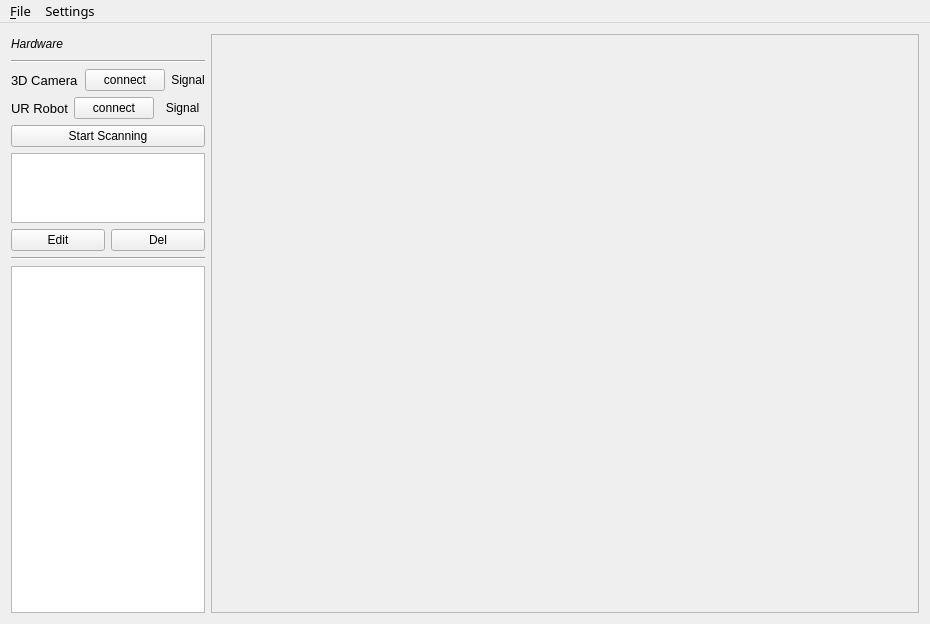
This is forms/mainwindow.ui in leihui6/osg_qtwidget as Qt 5 draws it before an edit. The edited form follows.
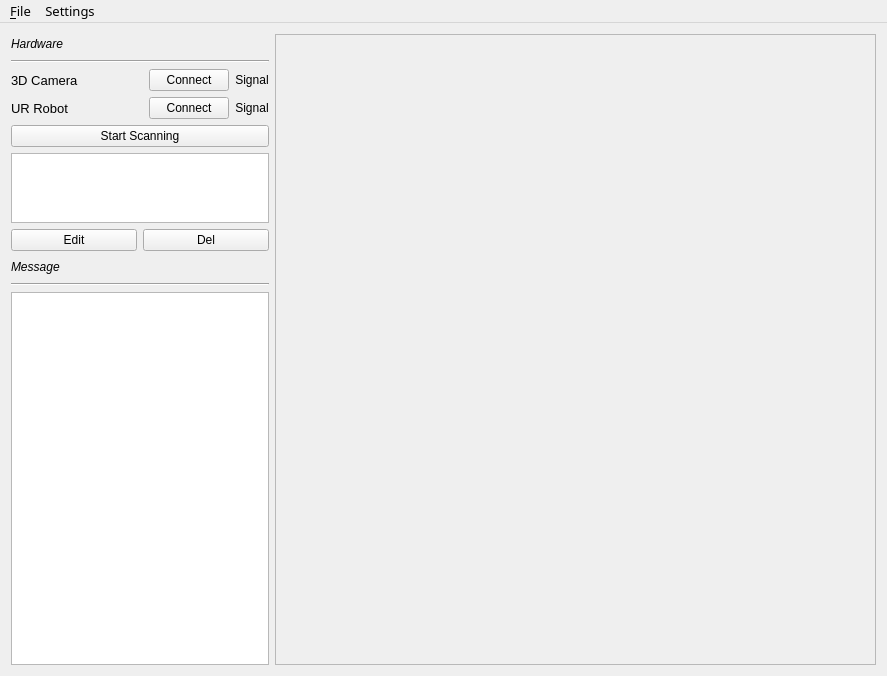
This is the edited form.

```diff
--- a/forms/mainwindow.ui
+++ b/forms/mainwindow.ui
@@ -6,15 +6,15 @@
    <rect>
     <x>0</x>
     <y>0</y>
-    <width>930</width>
-    <height>624</height>
+    <width>887</width>
+    <height>676</height>
    </rect>
   </property>
   <property name="windowTitle">
    <string>MainWindow</string>
   </property>
   <widget class="QWidget" name="centralWidget">
-   <layout class="QGridLayout" name="gridLayout" columnstretch="2,8">
+   <layout class="QGridLayout" name="gridLayout" columnstretch="3,7">
     <item row="0" column="0">
      <layout class="QVBoxLayout" name="verticalLayout_3" stretch="3,5">
       <item>
@@ -71,10 +71,23 @@
               </property>
              </widget>
             </item>
+            <item>
+             <spacer name="horizontalSpacer_3">
+              <property name="orientation">
+               <enum>Qt::Horizontal</enum>
+              </property>
+              <property name="sizeHint" stdset="0">
+               <size>
+                <width>40</width>
+                <height>20</height>
+               </size>
+              </property>
+             </spacer>
+            </item>
             <item>
              <widget class="QPushButton" name="ptb_camera">
               <property name="text">
-               <string>connect</string>
+               <string>Connect</string>
               </property>
              </widget>
             </item>
@@ -104,10 +117,23 @@
               </property>
              </widget>
             </item>
+            <item>
+             <spacer name="horizontalSpacer_4">
+              <property name="orientation">
+               <enum>Qt::Horizontal</enum>
+              </property>
+              <property name="sizeHint" stdset="0">
+               <size>
+                <width>40</width>
+                <height>20</height>
+               </size>
+              </property>
+             </spacer>
+            </item>
             <item>
              <widget class="QPushButton" name="ptb_urobot">
               <property name="text">
-               <string>connect</string>
+               <string>Connect</string>
               </property>
              </widget>
             </item>
@@ -153,6 +179,35 @@
           </item>
          </layout>
         </item>
+        <item>
+         <layout class="QHBoxLayout" name="horizontalLayout_5">
+          <item>
+           <widget class="QLabel" name="label_hardware_2">
+            <property name="font">
+             <font>
+              <italic>true</italic>
+             </font>
+            </property>
+            <property name="text">
+             <string>Message</string>
+            </property>
+           </widget>
+          </item>
+          <item>
+           <spacer name="horizontalSpacer_2">
+            <property name="orientation">
+             <enum>Qt::Horizontal</enum>
+            </property>
+            <property name="sizeHint" stdset="0">
+             <size>
+              <width>40</width>
+              <height>20</height>
+             </size>
+            </property>
+           </spacer>
+          </item>
+         </layout>
+        </item>
         <item>
          <widget class="Line" name="line">
           <property name="orientation">
@@ -211,8 +266,8 @@
     <rect>
      <x>0</x>
      <y>0</y>
-     <width>930</width>
-     <height>24</height>
+     <width>887</width>
+     <height>25</height>
     </rect>
    </property>
    <property name="font">
```
